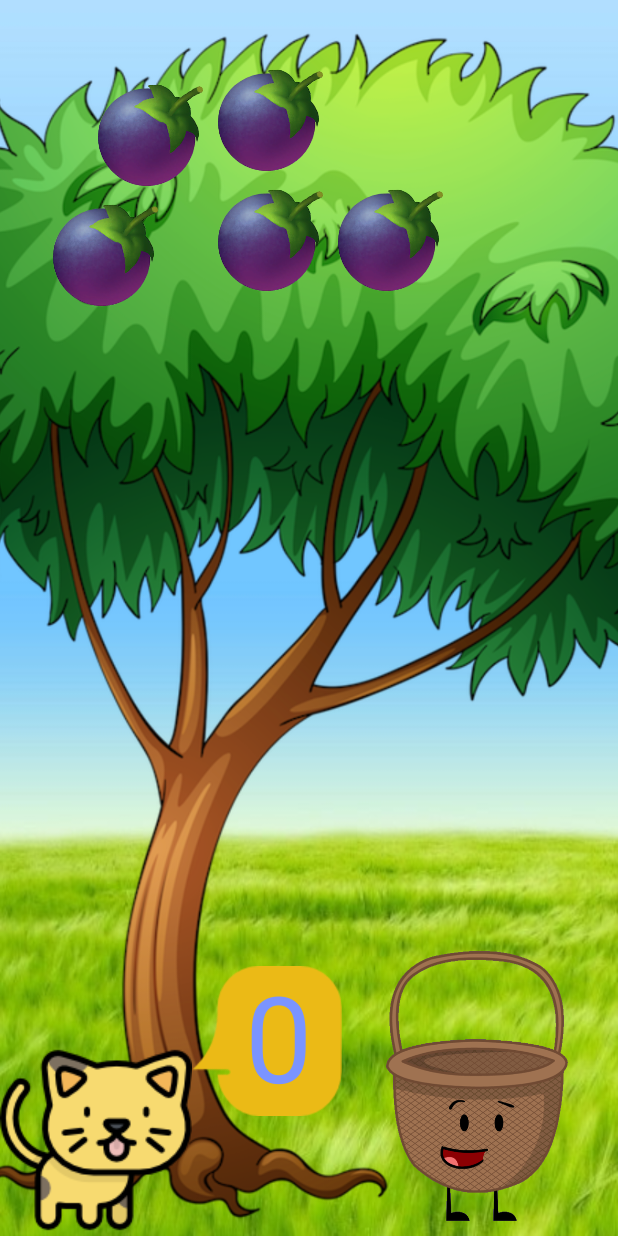
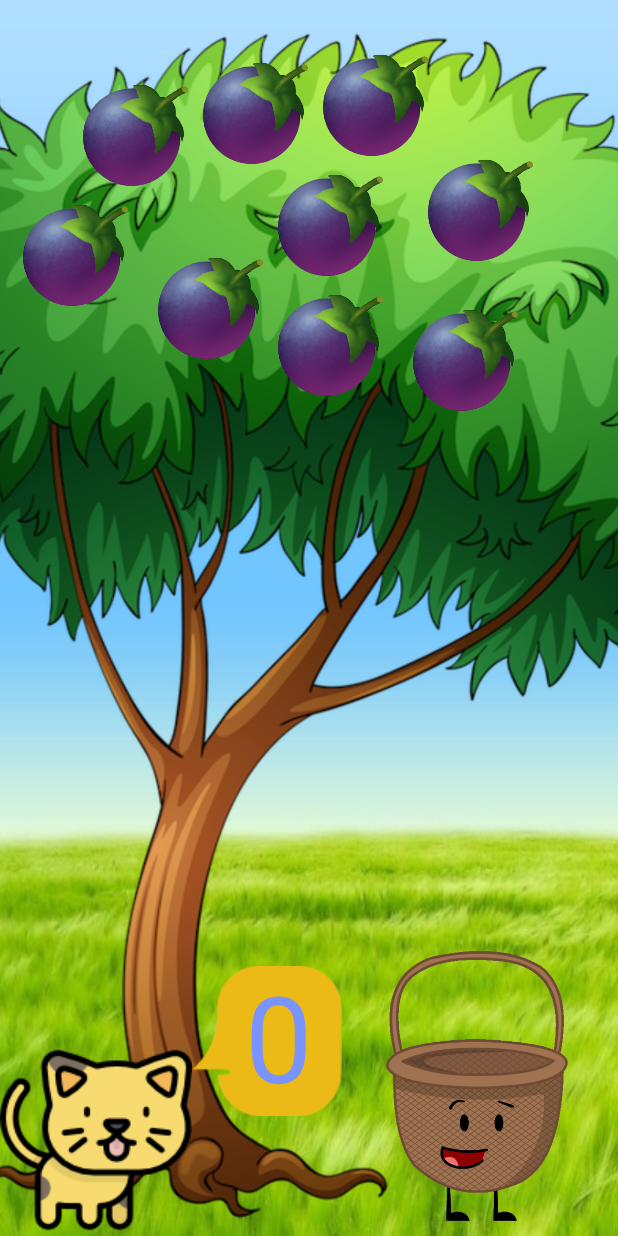
Before and after one commit to jondhc/Yoyo, an Android app: the Level1Activity screen opened directly, with no data from a screen before it, on a phone screen of 412 x 824 dp. Run offline under Robolectric (Android 15) with nearby library versions, the phone set to English and light mode, and no system bars.

Commit message:
Added all berries, working.

```diff
--- a/app/src/main/java/com/example/jondhc/yoyo/Level1Activity.java
+++ b/app/src/main/java/com/example/jondhc/yoyo/Level1Activity.java
@@ -44,6 +44,14 @@ public class Level1Activity extends AppCompatActivity {
         berry4.setOnTouchListener(new DragTouchListener());
         View berry5 = findViewById(R.id.berry5);
         berry5.setOnTouchListener(new DragTouchListener());
+        View berry6 = findViewById(R.id.berry6);
+        berry6.setOnTouchListener(new DragTouchListener());
+        View berry7 = findViewById(R.id.berry7);
+        berry7.setOnTouchListener(new DragTouchListener());
+        View berry8 = findViewById(R.id.berry8);
+        berry8.setOnTouchListener(new DragTouchListener());
+        View berry9 = findViewById(R.id.berry9);
+        berry9.setOnTouchListener(new DragTouchListener());
 
     }//end onCreate
 
@@ -84,6 +92,18 @@ public class Level1Activity extends AppCompatActivity {
                     case 5:
                         audio = R.raw.five;
                         break;
+                    case 6:
+                        audio = R.raw.six;
+                        break;
+                    case 7:
+                        audio = R.raw.seven;
+                        break;
+                    case 8:
+                        audio = R.raw.eight;
+                        break;
+                    case 9:
+                        audio = R.raw.nine;
+                        break;
                 }
                 MediaPlayer mp = MediaPlayer.create(getApplicationContext(), audio);
                 mp.start();
--- a/app/src/main/res/layout/activity_level1.xml
+++ b/app/src/main/res/layout/activity_level1.xml
@@ -59,7 +59,7 @@
         android:layout_width="@dimen/berry_size"
         android:layout_height="@dimen/berry_size"
         android:layout_marginTop="50dp"
-        android:layout_marginStart="60dp"
+        android:layout_marginStart="50dp"
         android:src="@drawable/berry" />
 
     <ImageView
@@ -67,14 +67,14 @@
         android:layout_width="@dimen/berry_size"
         android:layout_height="@dimen/berry_size"
         android:layout_below="@id/berry1"
-        android:layout_marginStart="30dp"
+        android:layout_marginStart="10dp"
         android:src="@drawable/berry" />
 
     <ImageView
         android:id="@+id/berry3"
         android:layout_width="@dimen/berry_size"
         android:layout_height="@dimen/berry_size"
-        android:layout_marginTop="40dp"
+        android:layout_marginTop="35dp"
         android:layout_toRightOf="@+id/berry1"
         android:src="@drawable/berry" />
 
@@ -83,15 +83,52 @@
         android:layout_width="@dimen/berry_size"
         android:layout_height="@dimen/berry_size"
         android:layout_below="@id/berry3"
-        android:layout_toRightOf="@id/berry1"
+        android:layout_toRightOf="@id/berry2"
+        android:layout_marginTop="50dp"
+        android:layout_marginLeft="10dp"
         android:src="@drawable/berry" />
 
     <ImageView
         android:id="@+id/berry5"
         android:layout_width="@dimen/berry_size"
         android:layout_height="@dimen/berry_size"
-        android:layout_marginTop="120dp"
+        android:layout_marginTop="110dp"
         android:layout_toRightOf="@id/berry4"
+        android:src="@drawable/berry" />
+
+    <ImageView
+        android:id="@+id/berry6"
+        android:layout_width="@dimen/berry_size"
+        android:layout_height="@dimen/berry_size"
+        android:layout_marginTop="100dp"
+        android:layout_marginLeft="20dp"
+        android:layout_toRightOf="@id/berry5"
+        android:src="@drawable/berry" />
+
+    <ImageView
+        android:id="@+id/berry7"
+        android:layout_width="@dimen/berry_size"
+        android:layout_height="@dimen/berry_size"
+        android:layout_marginTop="30dp"
+        android:layout_marginLeft="0dp"
+        android:layout_toRightOf="@id/berry3"
+        android:src="@drawable/berry" />
+
+    <ImageView
+        android:id="@+id/berry8"
+        android:layout_width="@dimen/berry_size"
+        android:layout_height="@dimen/berry_size"
+        android:layout_marginTop="190dp"
+        android:layout_toRightOf="@id/berry4"
+        android:src="@drawable/berry" />
+
+    <ImageView
+        android:id="@+id/berry9"
+        android:layout_width="@dimen/berry_size"
+        android:layout_height="@dimen/berry_size"
+        android:layout_marginTop="200dp"
+        android:layout_marginLeft="10dp"
+        android:layout_toRightOf="@id/berry8"
         android:src="@drawable/berry" />
 
     <ImageView
```
Also changed, not shown: 1 other file.
